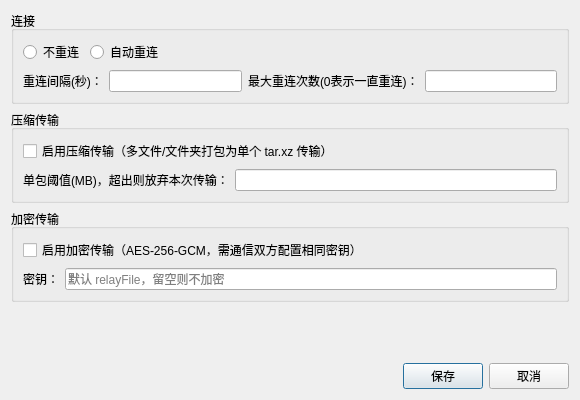
Old version of the form app/ui/Setting.ui in the repository taynpg/relayer.
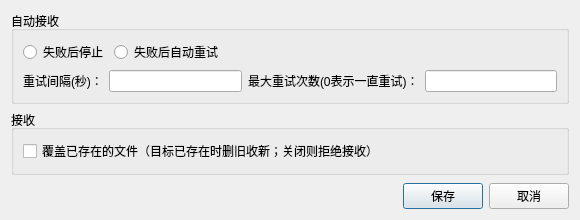
New version of the form.

Commit message:
feat(app): Setting 对话框——自动接收重试策略与接收覆盖开关
- 对照 v1 Gui/Form/Setting 重写；压缩/加密两组不迁移（v2 无对应物，
  做了开关也不生效），在 Setting.h 注释里写明理由
- 新增 SettingsKeys.h：QSettings 键单一来源，四处散落的字面量收拢
- ConnectorControl::btnLock 解禁，模态打开 Setting
- MainWindow 接收重试改为读配置（原硬编码 3 次 x 3 秒；次数 0=一直重试）
- 顺手修两处既有 -Werror 违例（TransferReceiver 变量遮蔽、
  ExplorerControl qsizetype 转换），上次提交漏跑了 Release 验证

```diff
--- a/app/ui/Setting.ui
+++ b/app/ui/Setting.ui
@@ -7,7 +7,7 @@
     <x>0</x>
     <y>0</y>
     <width>580</width>
-    <height>400</height>
+    <height>220</height>
    </rect>
   </property>
   <property name="windowTitle">
@@ -17,7 +17,7 @@
    <item>
     <widget class="QGroupBox" name="groupBox">
      <property name="title">
-      <string>连接</string>
+      <string>自动接收</string>
      </property>
      <layout class="QVBoxLayout" name="verticalLayout">
       <item>
@@ -25,14 +25,14 @@
         <item>
          <widget class="QRadioButton" name="rbNoRecon">
           <property name="text">
-           <string>不重连</string>
+           <string>失败后停止</string>
           </property>
          </widget>
         </item>
         <item>
          <widget class="QRadioButton" name="rbRecon">
           <property name="text">
-           <string>自动重连</string>
+           <string>失败后自动重试</string>
           </property>
          </widget>
         </item>
@@ -56,7 +56,7 @@
         <item>
          <widget class="QLabel" name="label">
           <property name="text">
-           <string>重连间隔(秒)：</string>
+           <string>重试间隔(秒)：</string>
           </property>
          </widget>
         </item>
@@ -66,7 +66,7 @@
         <item>
          <widget class="QLabel" name="label_2">
           <property name="text">
-           <string>最大重连次数(0表示一直重连)：</string>
+           <string>最大重试次数(0表示一直重试)：</string>
           </property>
          </widget>
         </item>
@@ -81,66 +81,15 @@
    <item>
     <widget class="QGroupBox" name="gbCompress">
      <property name="title">
-      <string>压缩传输</string>
+      <string>接收</string>
      </property>
      <layout class="QVBoxLayout" name="verticalLayout_3">
       <item>
        <widget class="QCheckBox" name="cbCompress">
         <property name="text">
-         <string>启用压缩传输（多文件/文件夹打包为单个 tar.xz 传输）</string>
+         <string>覆盖已存在的文件（目标已存在时删旧收新；关闭则拒绝接收）</string>
         </property>
        </widget>
-      </item>
-      <item>
-       <layout class="QHBoxLayout" name="horizontalLayout_4">
-        <item>
-         <widget class="QLabel" name="lbThreshold">
-          <property name="text">
-           <string>单包阈值(MB)，超出则放弃本次传输：</string>
-          </property>
-         </widget>
-        </item>
-        <item>
-         <widget class="QLineEdit" name="edThreshold"/>
-        </item>
-       </layout>
-      </item>
-     </layout>
-    </widget>
-   </item>
-   <item>
-    <widget class="QGroupBox" name="gbEncrypt">
-     <property name="title">
-      <string>加密传输</string>
-     </property>
-     <layout class="QVBoxLayout" name="verticalLayout_4">
-      <item>
-       <widget class="QCheckBox" name="cbEncrypt">
-        <property name="text">
-         <string>启用加密传输（AES-256-GCM，需通信双方配置相同密钥）</string>
-        </property>
-       </widget>
-      </item>
-      <item>
-       <layout class="QHBoxLayout" name="horizontalLayout_5">
-        <item>
-         <widget class="QLabel" name="lbEncryptKey">
-          <property name="text">
-           <string>密钥：</string>
-          </property>
-         </widget>
-        </item>
-        <item>
-         <widget class="QLineEdit" name="edEncryptKey">
-          <property name="echoMode">
-           <enum>QLineEdit::Password</enum>
-          </property>
-          <property name="placeholderText">
-          <string>默认 relayFile，留空则不加密</string>
-         </property>
-         </widget>
-        </item>
-       </layout>
       </item>
      </layout>
     </widget>
@@ -153,7 +102,7 @@
      <property name="sizeHint" stdset="0">
       <size>
        <width>20</width>
-       <height>136</height>
+       <height>40</height>
       </size>
      </property>
     </spacer>
```
Left out of the diff: 6 changed lines with no effect on the pictures. The commit also changes 10 other files.
